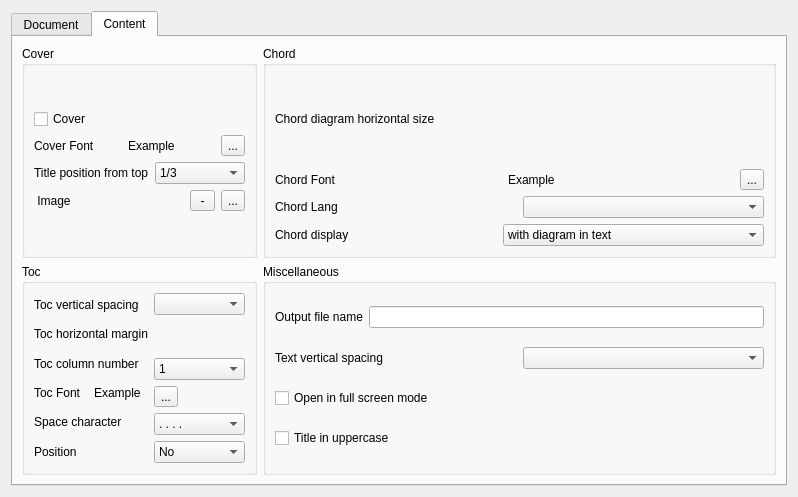
First picture: the form in chordv/src/formconfig.ui, repository jpcima/chordv, before the edit.
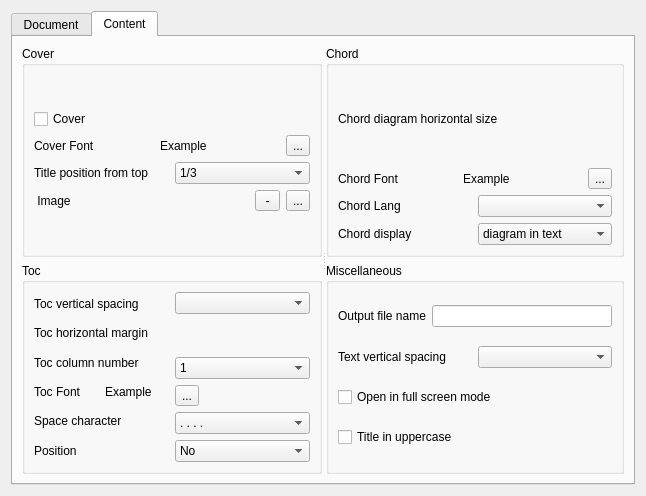
Second picture: the form after the edit. Icons and pictures are not drawn. Custom widgets are drawn as their Qt base class.

The edit to the form file:
```diff
--- a/chordv/src/formconfig.ui
+++ b/chordv/src/formconfig.ui
@@ -6,8 +6,8 @@
    <rect>
     <x>0</x>
     <y>0</y>
-    <width>798</width>
-    <height>497</height>
+    <width>646</width>
+    <height>496</height>
    </rect>
   </property>
   <property name="windowTitle">
@@ -26,7 +26,7 @@
       <attribute name="title">
        <string>Document</string>
       </attribute>
-      <layout class="QHBoxLayout" name="horizontalLayout_35">
+      <layout class="QVBoxLayout" name="verticalLayout_24">
        <item>
         <layout class="QVBoxLayout" name="verticalLayout_20">
          <item>
@@ -513,8 +513,11 @@
       </attribute>
       <layout class="QVBoxLayout" name="verticalLayout_23">
        <item>
-        <layout class="QHBoxLayout" name="horizontalLayout_25">
-         <item>
+        <widget class="QSplitter" name="splitter">
+         <property name="orientation">
+          <enum>Qt::Horizontal</enum>
+         </property>
+         <widget class="QWidget" name="">
           <layout class="QVBoxLayout" name="verticalLayout_21">
            <item>
             <widget class="QGroupBox" name="groupBoxCover">
@@ -768,8 +771,8 @@
             </widget>
            </item>
           </layout>
-         </item>
-         <item>
+         </widget>
+         <widget class="QWidget" name="">
           <layout class="QVBoxLayout" name="verticalLayout_22">
            <item>
             <widget class="QGroupBox" name="groupBoxChord">
@@ -849,17 +852,17 @@
                    <widget class="QComboBox" name="comboBoxChordInText">
                     <item>
                      <property name="text">
-                      <string>with diagram in text</string>
+                      <string>diagram in text</string>
                      </property>
                     </item>
                     <item>
                      <property name="text">
-                      <string>with name in text but all chords at begining</string>
+                      <string>chords at begining</string>
                      </property>
                     </item>
                     <item>
                      <property name="text">
-                      <string>with name in text and no chord at begining</string>
+                      <string>name in text only</string>
                      </property>
                     </item>
                    </widget>
@@ -961,8 +964,8 @@
             </widget>
            </item>
           </layout>
-         </item>
-        </layout>
+         </widget>
+        </widget>
        </item>
       </layout>
      </widget>
@@ -971,6 +974,11 @@
   </layout>
  </widget>
  <customwidgets>
+  <customwidget>
+   <class>ColorButton</class>
+   <extends>QToolButton</extends>
+   <header>colorbutton.h</header>
+  </customwidget>
   <customwidget>
    <class>SpinBoxUnit</class>
    <extends>QWidget</extends>
@@ -1002,11 +1010,6 @@
    <extends>QComboBox</extends>
    <header location="global">verticalspacing.h</header>
   </customwidget>
-  <customwidget>
-   <class>ColorButton</class>
-   <extends>QToolButton</extends>
-   <header>colorbutton.h</header>
-  </customwidget>
  </customwidgets>
  <resources>
   <include location="../Resources/resources.qrc"/>
```
